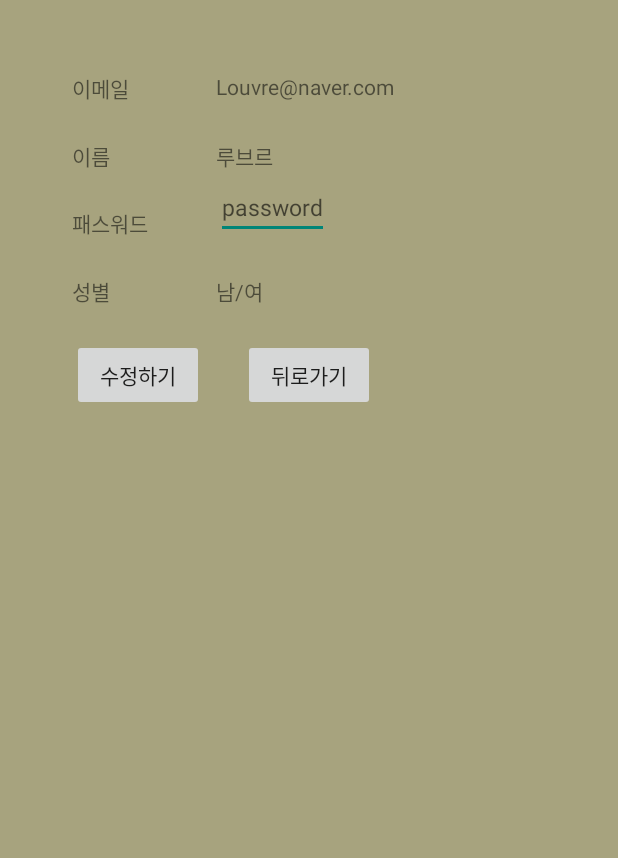
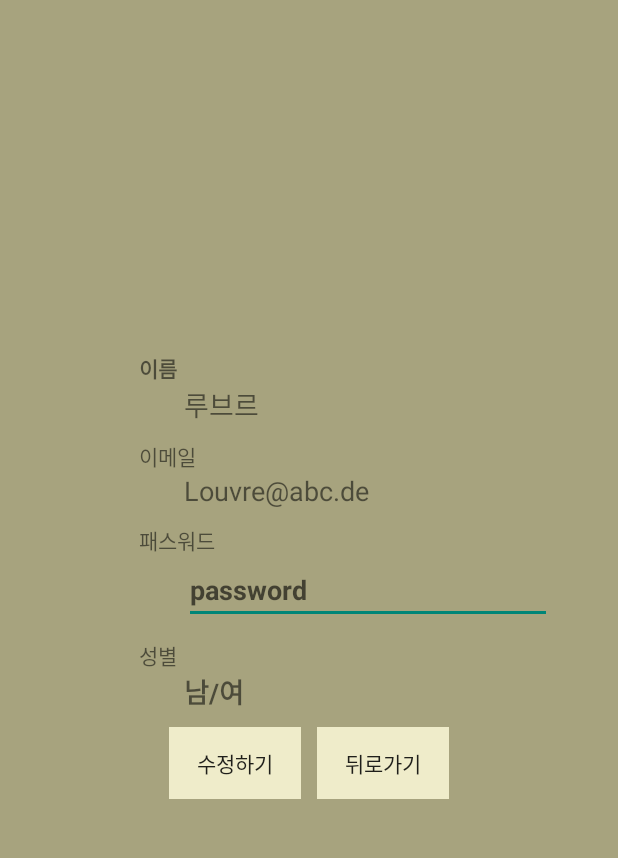
Before and after one commit to inseon0731/nullProject, an Android app: the Profile screen opened directly, with no data from a screen before it, on a phone screen of 412 x 824 dp, the part 84-942 px from its top. Run offline under Robolectric (Android 15) with nearby library versions, the phone set to English and light mode, and no system bars; 4 statements that could not run were skipped.

Commit message:
2017.05.26 profile xml 수정

```diff
--- a/app/src/main/res/layout/activity_profile.xml
+++ b/app/src/main/res/layout/activity_profile.xml
@@ -28,96 +28,123 @@ tools:openDrawer="start">
             app:layout_behavior="@string/appbar_scrolling_view_behavior">
 
 
+            <LinearLayout
+                android:layout_width="match_parent"
+                android:layout_height="match_parent"
+                android:gravity="center"
+                android:orientation="vertical">
+
+                <TextView
+                    android:id="@+id/textView13"
+                    android:layout_width="match_parent"
+                    android:layout_height="wrap_content"
+                    android:layout_alignParentLeft="true"
+                    android:layout_alignParentStart="true"
+                    android:layout_marginLeft="30dp"
+
+                    android:text="이름"
+                    android:textStyle="bold"/>
+
+                <TextView
+                    android:id="@+id/textView16"
+                    android:layout_width="match_parent"
+                    android:layout_height="wrap_content"
+                    android:layout_marginLeft="50dp"
+                    android:layout_marginBottom="10dp"
+                    android:text="루브르"
+                    android:textSize="18sp"/>
+
+
                 <TextView
                     android:id="@+id/textView11"
-                android:layout_width="wrap_content"
+                    android:layout_width="match_parent"
                     android:layout_height="wrap_content"
-                android:layout_alignParentStart="true"
-                android:layout_alignParentTop="true"
-                android:text="이메일" />
+                    android:layout_marginLeft="30dp"
+                    android:text="이메일"/>
+
 
                 <TextView
                     android:id="@+id/textView12"
-                android:layout_width="wrap_content"
+                    android:layout_width="match_parent"
                     android:layout_height="wrap_content"
-                android:text="Louvre@naver.com"
-                android:layout_alignParentTop="true"
-                android:layout_toEndOf="@+id/textView15"
-                android:layout_marginStart="45dp" />
+                    android:layout_marginBottom="10dp"
+                    android:layout_marginLeft="50dp"
+                    android:text="Louvre@abc.de"
+                    android:textSize="18sp"/>
 
                 <TextView
-                android:id="@+id/textView13"
-                android:layout_width="wrap_content"
+                    android:id="@+id/textView15"
+                    android:layout_width="match_parent"
                     android:layout_height="wrap_content"
-                android:layout_alignParentStart="true"
-                android:layout_below="@+id/textView11"
-                android:layout_marginTop="24dp"
-                android:text="이름" />
+                    android:layout_marginLeft="30dp"
+                    android:text="패스워드"/>
+
 
                 <EditText
                     android:id="@+id/textView14"
-                android:layout_width="wrap_content"
+                    android:layout_width="match_parent"
                     android:layout_height="wrap_content"
+                    android:layout_marginBottom="10dp"
+                    android:layout_marginLeft="50dp"
                     android:hint="password"
-                android:textSize="15dp"
-                android:layout_above="@+id/textView17"
-                android:layout_alignStart="@+id/textView16" />
+                    android:textSize="18sp"
+                    android:textStyle="bold"/>
 
-            <TextView
-                android:id="@+id/textView15"
-                android:layout_width="wrap_content"
-                android:layout_height="wrap_content"
-                android:layout_alignParentStart="true"
-                android:layout_below="@+id/textView13"
-                android:layout_marginTop="23dp"
-                android:text="패스워드" />
-
-            <TextView
-                android:id="@+id/textView16"
-                android:layout_width="wrap_content"
-                android:layout_height="wrap_content"
-                android:text="루브르"
-                android:layout_alignBaseline="@+id/textView13"
-                android:layout_alignBottom="@+id/textView13"
-                android:layout_alignStart="@+id/textView12" />
 
                 <TextView
                     android:id="@+id/textView17"
-                android:layout_width="wrap_content"
+                    android:layout_width="match_parent"
                     android:layout_height="wrap_content"
                     android:layout_alignParentStart="true"
-                android:layout_below="@+id/textView15"
-                android:layout_marginTop="24dp"
-                android:text="성별" />
+                    android:layout_marginLeft="30dp"
+                    android:text="성별"/>
+
 
                 <TextView
                     android:id="@+id/textView18"
+                    android:layout_width="match_parent"
+                    android:layout_height="wrap_content"
+                    android:layout_marginBottom="10dp"
+                    android:layout_marginLeft="50dp"
+                    android:text="남/여"
+                    android:textSize="18sp"
+                    android:textStyle="bold"/>
+
+                <LinearLayout
                     android:layout_width="wrap_content"
                     android:layout_height="wrap_content"
-                android:text="남/여"
-                android:layout_alignBaseline="@+id/textView17"
-                android:layout_alignBottom="@+id/textView17"
-                android:layout_alignStart="@+id/textView16" />
+                    android:orientation="horizontal">
 
                     <Button
                         android:id="@+id/buttonPReplace"
                         android:layout_width="wrap_content"
                         android:layout_height="wrap_content"
+                        android:layout_weight="1"
+                        android:onClick="onClick"
+                        android:background="@color/colorButton"
+                        android:layout_alignParentLeft="true"
                         android:layout_alignParentStart="true"
-                android:layout_below="@+id/textView17"
-                android:layout_marginTop="21dp"
-                android:text="수정하기"
-                android:onClick="onClick"/>
+                        android:layout_marginRight="5dp"
+                        android:text="수정하기"/>
 
                     <Button
                         android:id="@+id/buttonPBack"
                         android:layout_width="wrap_content"
                         android:layout_height="wrap_content"
-                android:text="뒤로가기"
                         android:layout_alignBaseline="@+id/buttonPReplace"
                         android:layout_alignBottom="@+id/buttonPReplace"
                         android:layout_centerHorizontal="true"
-                android:onClick="onClick"/>
+                        android:layout_weight="1"
+                        android:onClick="onClick"
+                        android:background="@color/colorButton"
+                        android:layout_marginLeft="5dp"
+                        android:text="뒤로가기"/>
+                </LinearLayout>
+
+
+            </LinearLayout>
+
+
         </RelativeLayout>
 
         <android.support.design.widget.AppBarLayout
```
Also changed, not shown: 1 other file. Lines whose indentation alone changed are shown as unchanged.
